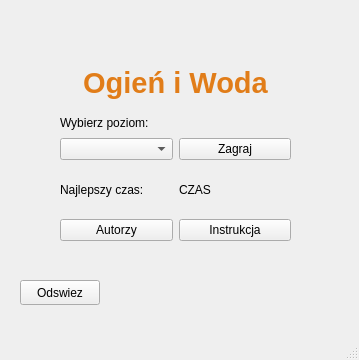
The window that mainwindow.ui (michal-skoczylas/consoleOgienWoda) describes before a commit, drawn with Qt 5.
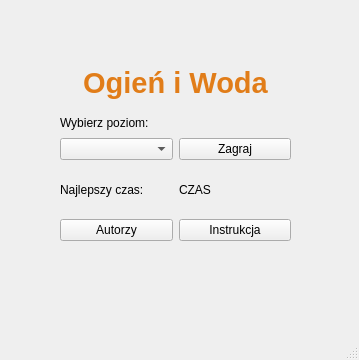
The same window after the commit.

Commit message: Usuniecie przycisku do odświeżania

Patch:
```diff
--- a/mainwindow.ui
+++ b/mainwindow.ui
@@ -111,19 +111,6 @@
      </item>
     </layout>
    </widget>
-   <widget class="QPushButton" name="pushButton">
-    <property name="geometry">
-     <rect>
-      <x>20</x>
-      <y>280</y>
-      <width>80</width>
-      <height>25</height>
-     </rect>
-    </property>
-    <property name="text">
-     <string>Odswiez</string>
-    </property>
-   </widget>
   </widget>
   <widget class="QMenuBar" name="menubar">
    <property name="geometry">
```
The commit also changes 2 other files.
